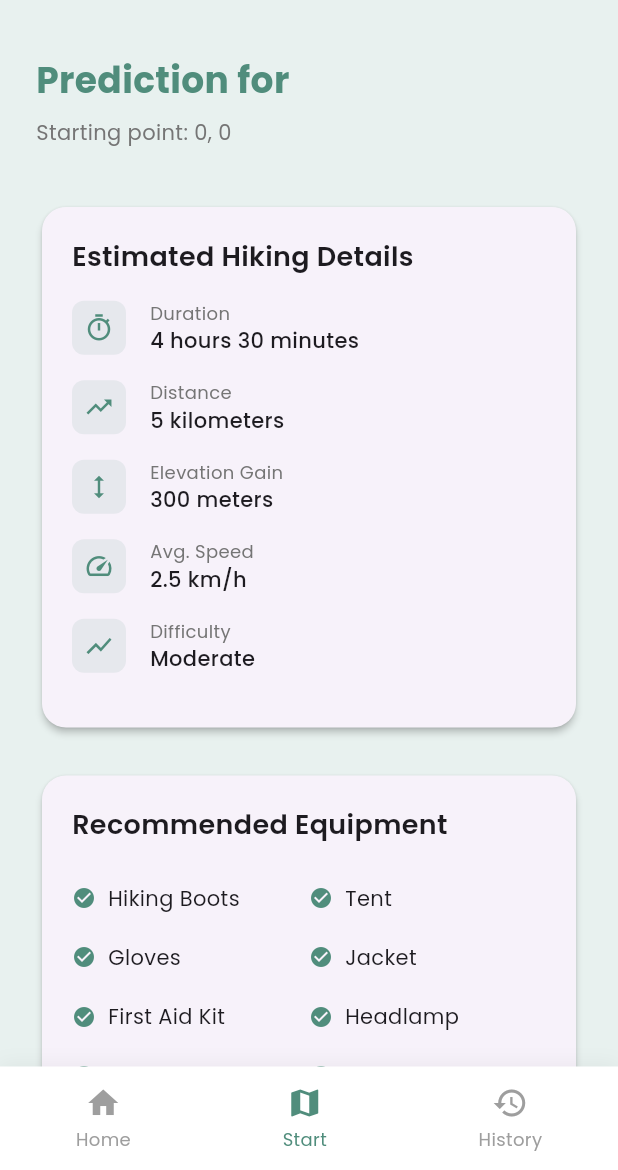
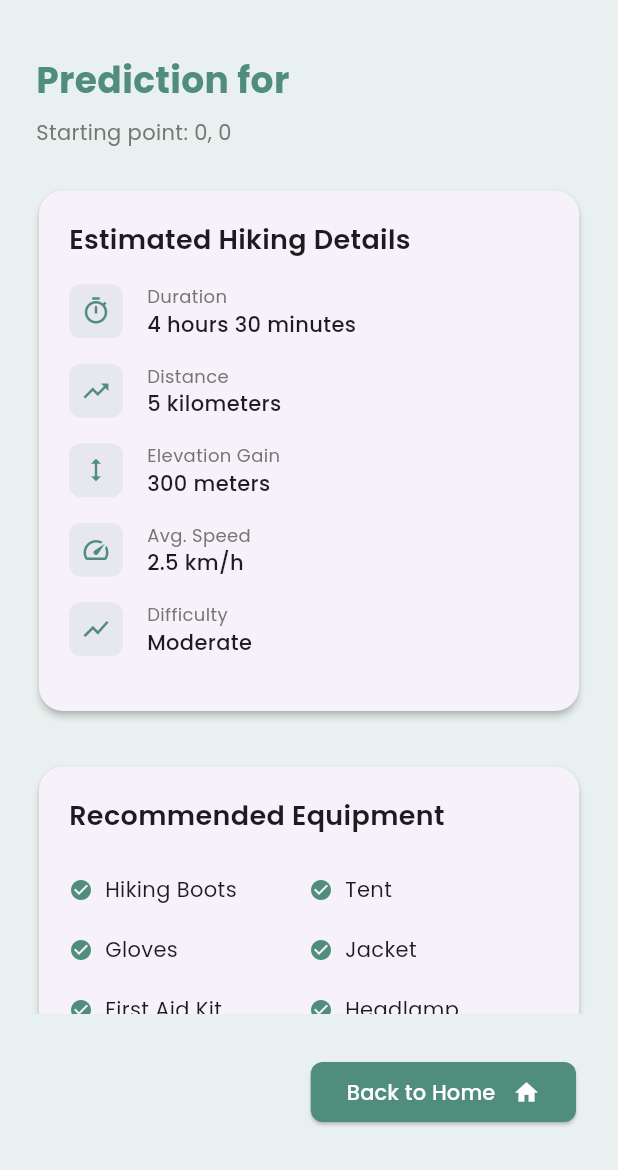
Before and after one commit to tiarrasyid/trailguide, a Flutter app: the PredictionPage screen opened directly with empty values, on a phone screen of 412 x 824 dp, the part 66-1236 px from its top. Run offline on Flutter 3.47's test engine with Material 3 defaults, Android fonts, the light colour scheme and no system bars; our stand-ins replace google_fonts, image_picker.

Commit message:
prediction page done hnm, tnm, reg done

```diff
--- a/lib/PredictionPage.dart
+++ b/lib/PredictionPage.dart
@@ -1,6 +1,6 @@
-// prediction_page.dart
 import 'package:flutter/material.dart';
 import 'package:google_fonts/google_fonts.dart';
+import 'package:trailguide/main.dart';
 
 class PredictionPage extends StatelessWidget {
   final Map<String, dynamic> formData;
@@ -26,22 +26,65 @@ class PredictionPage extends StatelessWidget {
       ),
       body: SafeArea(
         child: Column(
+          crossAxisAlignment: CrossAxisAlignment.start,
           children: [
+            _buildHeader(), // Tidak scrollable
             Expanded(
               child: SingleChildScrollView(
                 child: Column(
                   crossAxisAlignment: CrossAxisAlignment.start,
                   children: [
-                    _buildHeader(),
-                    _buildHikingStatsCard(),
-                    _buildEquipmentCard(),
-                    _buildWeatherCard(),
-                    const SizedBox(height: 24),
+                    _buildHikingStatsCard(), // Scrollable
+                    _buildEquipmentCard(), // Scrollable
                   ],
                 ),
               ),
             ),
-            _buildBottomNavigation(context),
+            Padding(
+              padding: const EdgeInsets.all(28.0),
+              child: Row(
+                mainAxisAlignment: MainAxisAlignment.end,
+                children: [
+                  ElevatedButton(
+                    onPressed: () {
+                      // Navigate to the main.dart file
+                      Navigator.pushAndRemoveUntil(
+                        context,
+                        MaterialPageRoute(
+                            builder: (context) => const HomeScreen()),
+                        (route) => false,
+                      );
+                    },
+                    style: ElevatedButton.styleFrom(
+                      backgroundColor: const Color(0xFF508D7C),
+                      foregroundColor: Colors.white,
+                      shape: RoundedRectangleBorder(
+                        borderRadius: BorderRadius.circular(8),
+                      ),
+                    ),
+                    child: Row(
+                      mainAxisSize: MainAxisSize.min,
+                      children: [
+                        Text(
+                          'Back to Home ',
+                          style: GoogleFonts.poppins(
+                            fontSize: 14,
+                            fontWeight: FontWeight.w500,
+                            color: Colors.white,
+                          ),
+                        ),
+                        const SizedBox(width: 8),
+                        const Icon(
+                          Icons.home,
+                          size: 18,
+                          color: Colors.white,
+                        ),
+                      ],
+                    ),
+                  ),
+                ],
+              ),
+            ),
           ],
         ),
       ),
@@ -77,7 +120,7 @@ class PredictionPage extends StatelessWidget {
 
   Widget _buildHikingStatsCard() {
     return Padding(
-      padding: const EdgeInsets.symmetric(horizontal: 24.0, vertical: 12.0),
+      padding: const EdgeInsets.symmetric(horizontal: 22.0, vertical: 1.0),
       child: Card(
         elevation: 2,
         shape: RoundedRectangleBorder(borderRadius: BorderRadius.circular(16)),
@@ -158,7 +201,7 @@ class PredictionPage extends StatelessWidget {
     ];
 
     return Padding(
-      padding: const EdgeInsets.symmetric(horizontal: 24.0, vertical: 12.0),
+      padding: const EdgeInsets.symmetric(horizontal: 22.0, vertical: 28.0),
       child: Card(
         elevation: 2,
         shape: RoundedRectangleBorder(borderRadius: BorderRadius.circular(16)),
@@ -205,115 +248,4 @@ class PredictionPage extends StatelessWidget {
       ),
     );
   }
-
-  Widget _buildWeatherCard() {
-    return Padding(
-      padding: const EdgeInsets.symmetric(horizontal: 24.0, vertical: 12.0),
-      child: Card(
-        elevation: 2,
-        shape: RoundedRectangleBorder(borderRadius: BorderRadius.circular(16)),
-        child: Padding(
-          padding: const EdgeInsets.all(20.0),
-          child: Column(
-            crossAxisAlignment: CrossAxisAlignment.start,
-            children: [
-              Text(
-                'Weather Forecast',
-                style: GoogleFonts.poppins(
-                  fontWeight: FontWeight.w600,
-                  fontSize: 18,
-                ),
-              ),
-              const SizedBox(height: 16),
-              Row(
-                mainAxisAlignment: MainAxisAlignment.spaceAround,
-                children: [
-                  _buildWeatherInfo('Morning', Icons.wb_sunny_outlined, '18°C'),
-                  _buildWeatherInfo('Afternoon', Icons.cloud, '22°C'),
-                  _buildWeatherInfo(
-                      'Evening', Icons.nights_stay_outlined, '15°C'),
-                ],
-              ),
-            ],
-          ),
-        ),
-      ),
-    );
-  }
-
-  Widget _buildWeatherInfo(String time, IconData icon, String temp) {
-    return Column(
-      children: [
-        Text(
-          time,
-          style: GoogleFonts.poppins(fontSize: 12, color: Colors.grey[600]),
-        ),
-        const SizedBox(height: 8),
-        Icon(icon, color: const Color(0xFF508D7C), size: 24),
-        const SizedBox(height: 8),
-        Text(
-          temp,
-          style: GoogleFonts.poppins(
-            fontSize: 16,
-            fontWeight: FontWeight.w500,
-          ),
-        ),
-      ],
-    );
-  }
-
-  Widget _buildBottomNavigation(BuildContext context) {
-    return Container(
-      decoration: BoxDecoration(
-        color: Colors.white,
-        boxShadow: [
-          BoxShadow(
-            color: Colors.black.withOpacity(0.05),
-            blurRadius: 10,
-            offset: const Offset(0, -2),
-          ),
-        ],
-      ),
-      child: Padding(
-        padding: const EdgeInsets.symmetric(vertical: 12.0),
-        child: Row(
-          mainAxisAlignment: MainAxisAlignment.spaceAround,
-          children: [
-            buildNavItem(Icons.home, 'Home', false, context),
-            buildNavItem(Icons.map, 'Start', true, context),
-            buildNavItem(Icons.history, 'History', false, context),
-          ],
-        ),
-      ),
-    );
-  }
-
-  Widget buildNavItem(
-      IconData icon, String label, bool isActive, BuildContext context) {
-    return InkWell(
-      onTap: () {
-        if (label == 'Start') {
-          Navigator.pop(context);
-        }
-      },
-      child: Column(
-        mainAxisSize: MainAxisSize.min,
-        children: [
-          Icon(
-            icon,
-            color: isActive ? const Color(0xFF508D7C) : Colors.grey,
-            size: 24,
-          ),
-          const SizedBox(height: 4),
-          Text(
-            label,
-            style: GoogleFonts.poppins(
-              fontSize: 12,
-              color: isActive ? const Color(0xFF508D7C) : Colors.grey,
-            ),
-          ),
-        ],
-      ),
-    );
-  }
 }
--- a/pubspec.yaml
+++ b/pubspec.yaml
@@ -79,6 +79,8 @@ flutter:
     - assets/merbabu.jpg
     - assets/lawu.jpg
     - assets/logo.png
+    - assets/tglogo.svg
+    - assets/icon/icon.png
   #   - images/a_dot_ham.jpeg
 
   # An image asset can refer to one or more resolution-specific "variants", see
```
Also changed, not shown: lib/hnm.dart (added, +120 -0 lines), lib/main.dart (+34 -4 lines), lib/reg.dart (added, +119 -0 lines), lib/tnm.dart (added, +114 -0 lines).
